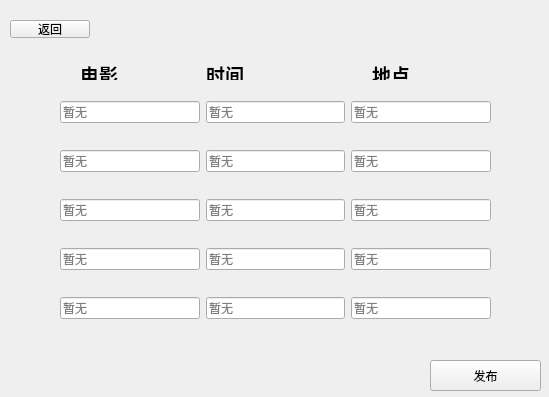
Before: the Qt Designer form tea/publishmovie.ui in 125055006/NewFoolLuoJia, drawn with Qt 5.
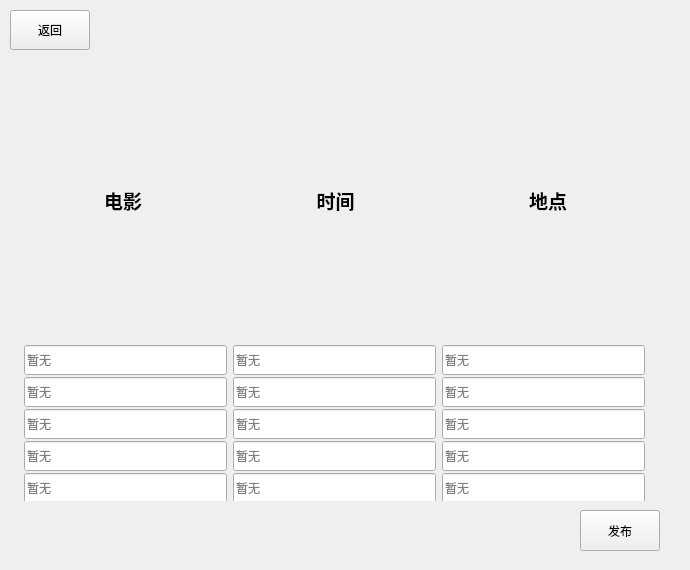
After: the same form once the commit is applied.

What changed in the file:
```diff
--- a/tea/publishmovie.ui
+++ b/tea/publishmovie.ui
@@ -6,35 +6,90 @@
    <rect>
     <x>0</x>
     <y>0</y>
-    <width>549</width>
-    <height>397</height>
+    <width>690</width>
+    <height>570</height>
    </rect>
   </property>
   <property name="windowTitle">
    <string>Form</string>
   </property>
-  <widget class="QWidget" name="layoutWidget">
+  <widget class="QPushButton" name="Return">
    <property name="geometry">
     <rect>
-     <x>80</x>
+     <x>10</x>
+     <y>10</y>
+     <width>80</width>
+     <height>40</height>
+    </rect>
+   </property>
+   <property name="minimumSize">
+    <size>
+     <width>80</width>
+     <height>40</height>
+    </size>
+   </property>
+   <property name="text">
+    <string>返回</string>
+   </property>
+  </widget>
+  <widget class="QPushButton" name="Publish">
+   <property name="geometry">
+    <rect>
+     <x>580</x>
+     <y>510</y>
+     <width>80</width>
+     <height>41</height>
+    </rect>
+   </property>
+   <property name="text">
+    <string>发布</string>
+   </property>
+  </widget>
+  <widget class="QWidget" name="">
+   <property name="geometry">
+    <rect>
+     <x>20</x>
      <y>60</y>
-     <width>371</width>
-     <height>20</height>
+     <width>631</width>
+     <height>441</height>
     </rect>
    </property>
+   <layout class="QVBoxLayout" name="verticalLayout_3" stretch="1,5">
+    <property name="spacing">
+     <number>2</number>
+    </property>
+    <property name="leftMargin">
+     <number>0</number>
+    </property>
+    <item>
    <layout class="QHBoxLayout" name="horizontalLayout_6">
+      <property name="spacing">
+       <number>7</number>
+      </property>
     <item>
      <widget class="QLabel" name="label">
       <property name="text">
        <string>&lt;html&gt;&lt;head/&gt;&lt;body&gt;&lt;p&gt;&lt;span style=&quot; font-size:14pt; font-weight:700;&quot;&gt;电影&lt;/span&gt;&lt;/p&gt;&lt;/body&gt;&lt;/html&gt;</string>
       </property>
+        <property name="alignment">
+         <set>Qt::AlignmentFlag::AlignCenter</set>
+        </property>
      </widget>
     </item>
     <item>
      <widget class="QLabel" name="label_2">
+        <property name="minimumSize">
+         <size>
+          <width>0</width>
+          <height>4</height>
+         </size>
+        </property>
       <property name="text">
        <string>&lt;html&gt;&lt;head/&gt;&lt;body&gt;&lt;p&gt;&lt;span style=&quot; font-size:14pt; font-weight:700;&quot;&gt;时间&lt;/span&gt;&lt;/p&gt;&lt;/body&gt;&lt;/html&gt;</string>
       </property>
+        <property name="alignment">
+         <set>Qt::AlignmentFlag::AlignCenter</set>
+        </property>
      </widget>
     </item>
     <item>
@@ -42,24 +97,33 @@
       <property name="text">
        <string>&lt;html&gt;&lt;head/&gt;&lt;body&gt;&lt;p align=&quot;center&quot;&gt;&lt;span style=&quot; font-size:14pt; font-weight:700;&quot;&gt;地点&lt;/span&gt;&lt;/p&gt;&lt;/body&gt;&lt;/html&gt;</string>
       </property>
-     </widget>
-    </item>
-   </layout>
-  </widget>
-  <widget class="QWidget" name="layoutWidget_2">
-   <property name="geometry">
-    <rect>
-     <x>60</x>
-     <y>80</y>
-     <width>431</width>
-     <height>261</height>
-    </rect>
-   </property>
+        <property name="alignment">
+         <set>Qt::AlignmentFlag::AlignCenter</set>
+        </property>
+       </widget>
+      </item>
+     </layout>
+    </item>
+    <item>
+     <layout class="QVBoxLayout" name="verticalLayout_2">
+      <item>
    <layout class="QVBoxLayout" name="verticalLayout">
     <item>
      <layout class="QHBoxLayout" name="horizontalLayout">
       <item>
        <widget class="QLineEdit" name="film1">
+            <property name="minimumSize">
+             <size>
+              <width>60</width>
+              <height>30</height>
+             </size>
+            </property>
+            <property name="maximumSize">
+             <size>
+              <width>203</width>
+              <height>25</height>
+             </size>
+            </property>
         <property name="placeholderText">
          <string>暂无</string>
         </property>
@@ -67,6 +131,18 @@
       </item>
       <item>
        <widget class="QLineEdit" name="time1">
+            <property name="minimumSize">
+             <size>
+              <width>60</width>
+              <height>30</height>
+             </size>
+            </property>
+            <property name="maximumSize">
+             <size>
+              <width>203</width>
+              <height>25</height>
+             </size>
+            </property>
         <property name="placeholderText">
          <string>暂无</string>
         </property>
@@ -74,6 +150,18 @@
       </item>
       <item>
        <widget class="QLineEdit" name="place1">
+            <property name="minimumSize">
+             <size>
+              <width>60</width>
+              <height>30</height>
+             </size>
+            </property>
+            <property name="maximumSize">
+             <size>
+              <width>203</width>
+              <height>25</height>
+             </size>
+            </property>
         <property name="placeholderText">
          <string>暂无</string>
         </property>
@@ -85,6 +173,18 @@
      <layout class="QHBoxLayout" name="horizontalLayout_2">
       <item>
        <widget class="QLineEdit" name="film2">
+            <property name="minimumSize">
+             <size>
+              <width>60</width>
+              <height>30</height>
+             </size>
+            </property>
+            <property name="maximumSize">
+             <size>
+              <width>203</width>
+              <height>25</height>
+             </size>
+            </property>
         <property name="placeholderText">
          <string>暂无</string>
         </property>
@@ -92,6 +192,18 @@
       </item>
       <item>
        <widget class="QLineEdit" name="time2">
+            <property name="minimumSize">
+             <size>
+              <width>60</width>
+              <height>30</height>
+             </size>
+            </property>
+            <property name="maximumSize">
+             <size>
+              <width>203</width>
+              <height>25</height>
+             </size>
+            </property>
         <property name="placeholderText">
          <string>暂无</string>
         </property>
@@ -99,6 +211,18 @@
       </item>
       <item>
        <widget class="QLineEdit" name="place2">
+            <property name="minimumSize">
+             <size>
+              <width>60</width>
+              <height>30</height>
+             </size>
+            </property>
+            <property name="maximumSize">
+             <size>
+              <width>203</width>
+              <height>25</height>
+             </size>
+            </property>
         <property name="placeholderText">
          <string>暂无</string>
         </property>
@@ -110,6 +234,18 @@
      <layout class="QHBoxLayout" name="horizontalLayout_3">
       <item>
        <widget class="QLineEdit" name="film3">
+            <property name="minimumSize">
+             <size>
+              <width>60</width>
+              <height>30</height>
+             </size>
+            </property>
+            <property name="maximumSize">
+             <size>
+              <width>203</width>
+              <height>25</height>
+             </size>
+            </property>
         <property name="placeholderText">
          <string>暂无</string>
         </property>
@@ -117,6 +253,18 @@
       </item>
       <item>
        <widget class="QLineEdit" name="time3">
+            <property name="minimumSize">
+             <size>
+              <width>60</width>
+              <height>30</height>
+             </size>
+            </property>
+            <property name="maximumSize">
+             <size>
+              <width>203</width>
+              <height>25</height>
+             </size>
+            </property>
         <property name="placeholderText">
          <string>暂无</string>
         </property>
@@ -124,6 +272,18 @@
       </item>
       <item>
        <widget class="QLineEdit" name="place3">
+            <property name="minimumSize">
+             <size>
+              <width>60</width>
+              <height>30</height>
+             </size>
+            </property>
+            <property name="maximumSize">
+             <size>
+              <width>203</width>
+              <height>25</height>
+             </size>
+            </property>
         <property name="placeholderText">
          <string>暂无</string>
         </property>
@@ -135,6 +295,18 @@
      <layout class="QHBoxLayout" name="horizontalLayout_4">
       <item>
        <widget class="QLineEdit" name="film4">
+            <property name="minimumSize">
+             <size>
+              <width>60</width>
+              <height>30</height>
+             </size>
+            </property>
+            <property name="maximumSize">
+             <size>
+              <width>203</width>
+              <height>25</height>
+             </size>
+            </property>
         <property name="placeholderText">
          <string>暂无</string>
         </property>
@@ -142,6 +314,18 @@
       </item>
       <item>
        <widget class="QLineEdit" name="time4">
+            <property name="minimumSize">
+             <size>
+              <width>60</width>
+              <height>30</height>
+             </size>
+            </property>
+            <property name="maximumSize">
+             <size>
+              <width>203</width>
+              <height>25</height>
+             </size>
+            </property>
         <property name="placeholderText">
          <string>暂无</string>
         </property>
@@ -149,6 +333,18 @@
       </item>
       <item>
        <widget class="QLineEdit" name="place4">
+            <property name="minimumSize">
+             <size>
+              <width>60</width>
+              <height>30</height>
+             </size>
+            </property>
+            <property name="maximumSize">
+             <size>
+              <width>203</width>
+              <height>25</height>
+             </size>
+            </property>
         <property name="placeholderText">
          <string>暂无</string>
         </property>
@@ -160,6 +356,18 @@
      <layout class="QHBoxLayout" name="horizontalLayout_5">
       <item>
        <widget class="QLineEdit" name="film5">
+            <property name="minimumSize">
+             <size>
+              <width>60</width>
+              <height>30</height>
+             </size>
+            </property>
+            <property name="maximumSize">
+             <size>
+              <width>203</width>
+              <height>25</height>
+             </size>
+            </property>
         <property name="placeholderText">
          <string>暂无</string>
         </property>
@@ -167,6 +375,18 @@
       </item>
       <item>
        <widget class="QLineEdit" name="time5">
+            <property name="minimumSize">
+             <size>
+              <width>60</width>
+              <height>30</height>
+             </size>
+            </property>
+            <property name="maximumSize">
+             <size>
+              <width>203</width>
+              <height>25</height>
+             </size>
+            </property>
         <property name="placeholderText">
          <string>暂无</string>
         </property>
@@ -174,6 +394,18 @@
       </item>
       <item>
        <widget class="QLineEdit" name="place5">
+            <property name="minimumSize">
+             <size>
+              <width>60</width>
+              <height>30</height>
+             </size>
+            </property>
+            <property name="maximumSize">
+             <size>
+              <width>203</width>
+              <height>25</height>
+             </size>
+            </property>
         <property name="placeholderText">
          <string>暂无</string>
         </property>
@@ -182,32 +414,10 @@
      </layout>
     </item>
    </layout>
-  </widget>
-  <widget class="QPushButton" name="Return">
-   <property name="geometry">
-    <rect>
-     <x>10</x>
-     <y>20</y>
-     <width>80</width>
-     <height>18</height>
-    </rect>
-   </property>
-   <property name="text">
-    <string>返回</string>
-   </property>
-  </widget>
-  <widget class="QPushButton" name="Publish">
-   <property name="geometry">
-    <rect>
-     <x>430</x>
-     <y>360</y>
-     <width>111</width>
-     <height>31</height>
-    </rect>
-   </property>
-   <property name="text">
-    <string>发布</string>
-   </property>
+      </item>
+     </layout>
+    </item>
+   </layout>
   </widget>
  </widget>
  <resources/>
```
Lines whose indentation alone changed are shown as unchanged.
